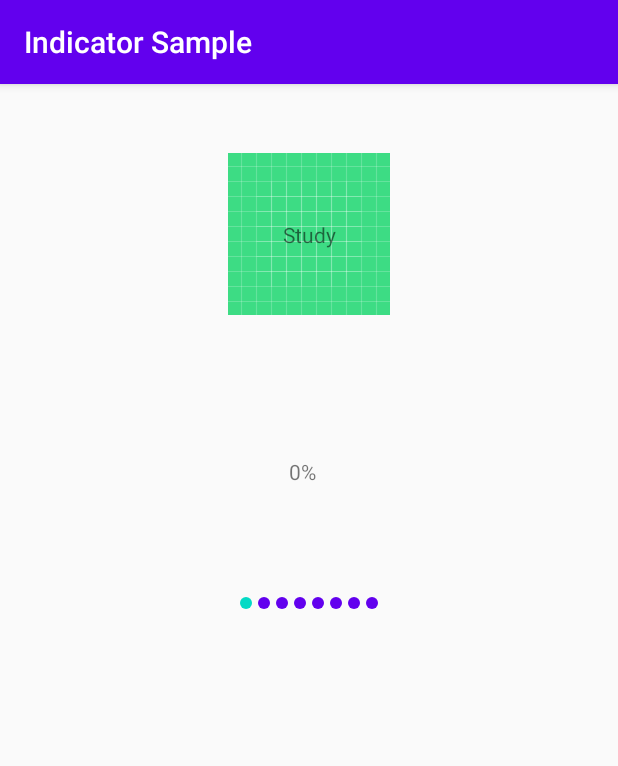
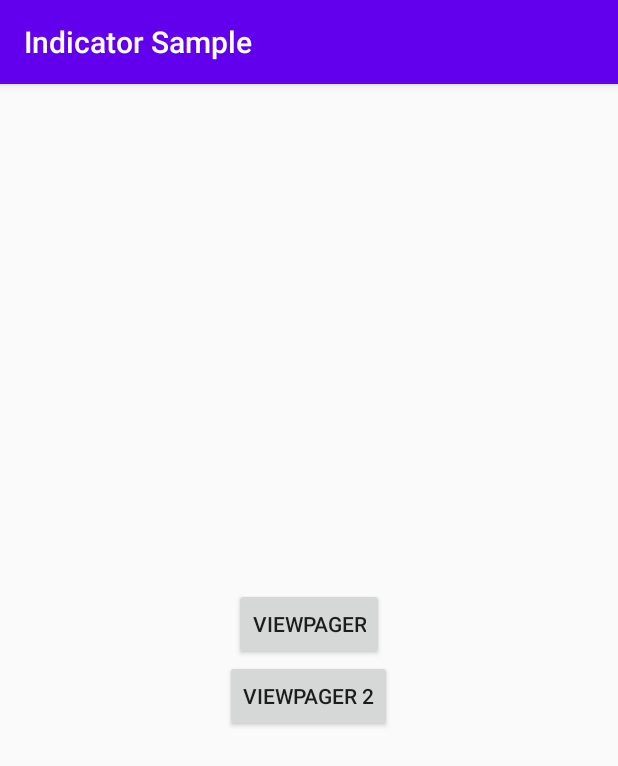
Before and after one commit to GoodRequest/GoodPagerIndicator, an Android app: the screen it shows after launch (MainActivity), on a phone screen of 412 x 824 dp. Shown: the top 766 px of the screen. Run offline under Robolectric (Android 15) with nearby library versions, the phone set to English and light mode, and no system bars.

Commit message:
Add ViewPager implementation to sample app

```diff
--- a/app/src/main/AndroidManifest.xml
+++ b/app/src/main/AndroidManifest.xml
@@ -17,6 +17,8 @@
                 <category android:name="android.intent.category.LAUNCHER" />
             </intent-filter>
         </activity>
+        <activity android:name=".ViewPagerActivity" />
+        <activity android:name=".ViewPager2Activity" />
     </application>
 
 </manifest>
--- /dev/null
+++ b/app/src/main/java/com/goodrequest/myapplication/AdapterItem.kt
@@ -0,0 +1,3 @@
+package com.goodrequest.myapplication
+
+data class AdapterItem(val image: Int, val text: String, var selected: Boolean)
--- a/app/src/main/java/com/goodrequest/myapplication/MainActivity.kt
+++ b/app/src/main/java/com/goodrequest/myapplication/MainActivity.kt
@@ -1,5 +1,6 @@
 package com.goodrequest.myapplication
 
+import android.content.Intent
 import androidx.appcompat.app.AppCompatActivity
 import android.os.Bundle
 import android.view.LayoutInflater
@@ -10,50 +11,16 @@ import android.widget.TextView
 import androidx.recyclerview.widget.RecyclerView
 import kotlinx.android.synthetic.main.activity_main.*
 
-private data class AdapterItem(val image: Int, val text: String, var selected: Boolean)
-
 class MainActivity : AppCompatActivity() {
-
-    private val adapterItems = arrayOf(
-        AdapterItem(R.drawable.ic_launcher_background, "Study", false),
-        AdapterItem(R.drawable.ic_launcher_background, "Children", false),
-        AdapterItem(R.drawable.ic_launcher_background, "Cars", false),
-        AdapterItem(R.drawable.ic_launcher_background, "Travel", false),
-        AdapterItem(R.drawable.ic_launcher_background, "Pension", false),
-        AdapterItem(R.drawable.ic_launcher_background, "Food", false),
-        AdapterItem(R.drawable.ic_launcher_background, "Hotel", false),
-        AdapterItem(R.drawable.ic_launcher_background, "Investments", false)
-    )
 
     override fun onCreate(savedInstanceState: Bundle?) {
         super.onCreate(savedInstanceState)
         setContentView(R.layout.activity_main)
-        pager.adapter = Adapter(adapterItems)
-        indicator1.initWith(pager)
-        indicator2.initWith(pager)
-        indicator3.initWith(pager)
-        indicator4.initWith(pager)
-    }
-
-    private inner class Adapter(val adapterItems: Array<AdapterItem>) : RecyclerView.Adapter<Adapter.ViewHolder>() {
-
-        override fun onCreateViewHolder(parent: ViewGroup, viewType: Int) =
-            ViewHolder(
-                LayoutInflater.from(parent.context).inflate(R.layout.pager_item, parent, false)
-            )
-
-        override fun getItemCount() = adapterItems.size
-
-        override fun onBindViewHolder(holder: ViewHolder, position: Int) {
-            val item = adapterItems[position]
-            holder.image.setImageResource(item.image)
-            holder.image.isSelected = item.selected
-            holder.text.text = item.text
+        viewpagerButton.setOnClickListener {
+            startActivity(Intent(this, ViewPagerActivity::class.java))
         }
-
-        private inner class ViewHolder(itemView: View) : RecyclerView.ViewHolder(itemView) {
-            val image: ImageView = itemView.findViewById(R.id.item_image)
-            val text: TextView = itemView.findViewById(R.id.item_name)
+        viewpager2Button.setOnClickListener {
+            startActivity(Intent(this, ViewPager2Activity::class.java))
         }
     }
 }
--- a/app/src/main/res/layout/activity_main.xml
+++ b/app/src/main/res/layout/activity_main.xml
@@ -1,65 +1,21 @@
 <?xml version="1.0" encoding="utf-8"?>
-<androidx.constraintlayout.widget.ConstraintLayout xmlns:android="http://schemas.android.com/apk/res/android"
+<LinearLayout xmlns:android="http://schemas.android.com/apk/res/android"
     xmlns:app="http://schemas.android.com/apk/res-auto"
     android:layout_width="match_parent"
-    android:layout_height="match_parent">
+    android:layout_height="match_parent"
+    android:gravity="center"
+    android:orientation="vertical">
 
-    <androidx.viewpager2.widget.ViewPager2
-        android:id="@+id/pager"
-        android:layout_width="match_parent"
-        android:layout_height="200dp"
-        app:layout_constraintEnd_toEndOf="parent"
-        app:layout_constraintStart_toStartOf="parent"
-        app:layout_constraintTop_toTopOf="parent" />
+    <Button
+        android:id="@+id/viewpagerButton"
+        android:layout_width="wrap_content"
+        android:layout_height="wrap_content"
+        android:text="ViewPager" />
 
-    <com.goodrequest.GoodPagerIndicator
-        android:id="@+id/indicator1"
-        android:layout_width="match_parent"
+    <Button
+        android:id="@+id/viewpager2Button"
+        android:layout_width="wrap_content"
         android:layout_height="wrap_content"
-        android:gravity="center_horizontal"
-        android:padding="12dp"
-        app:indicator_click_enabled="true"
-        app:indicator_dot_active_color="@android:color/black"
-        app:indicator_dot_inactive_color="@android:color/darker_gray"
-        app:indicator_dot_max_size="10dp"
-        app:indicator_dot_min_size="0dp"
-        app:indicator_dot_size_factor="1.3"
-        app:indicator_ignore_first_count="2"
-        app:indicator_ignore_last_count="2"
-        app:indicator_dot_spacing="2dp"
-        app:indicator_interpolator="linear"
-        app:indicator_resizing_span="3"
-        app:indicator_swipe_enabled="true"
-        app:indicator_dot_blur_radius="2dp"
-        app:layout_constraintEnd_toEndOf="parent"
-        app:layout_constraintStart_toStartOf="parent"
-        app:layout_constraintTop_toBottomOf="@+id/pager" />
+        android:text="ViewPager 2" />
 
-    <com.goodrequest.PercentPagerIndicator
-        android:id="@+id/indicator2"
-        android:layout_width="match_parent"
-        android:layout_height="wrap_content"
-        android:gravity="center"
-        android:padding="12dp"
-        app:layout_constraintTop_toBottomOf="@+id/indicator1" />
-
-    <com.goodrequest.PiePagerIndicator
-        android:id="@+id/indicator3"
-        android:layout_width="match_parent"
-        android:layout_height="wrap_content"
-        android:gravity="center"
-        android:padding="12dp"
-        app:indicator_pie_color="@color/colorPrimary"
-        app:indicator_pie_size="24dp"
-        app:indicator_pie_start_angle="30"
-        app:layout_constraintTop_toBottomOf="@+id/indicator2" />
-
-    <com.goodrequest.ColorOnlyPagerIndicator
-        android:id="@+id/indicator4"
-        android:layout_width="match_parent"
-        android:layout_height="wrap_content"
-        android:gravity="center"
-        android:padding="12dp"
-        app:layout_constraintTop_toBottomOf="@+id/indicator3" />
-
-</androidx.constraintlayout.widget.ConstraintLayout>
+</LinearLayout>
```
Also changed, not shown: app/src/main/java/com/goodrequest/myapplication/ViewPager2Activity.kt (added, +63 -0 lines), app/src/main/java/com/goodrequest/myapplication/ViewPagerActivity.kt (added, +66 -0 lines), app/src/main/res/layout/activity_pager.xml (added, +65 -0 lines), app/src/main/res/layout/activity_pager2.xml (added, +65 -0 lines).
